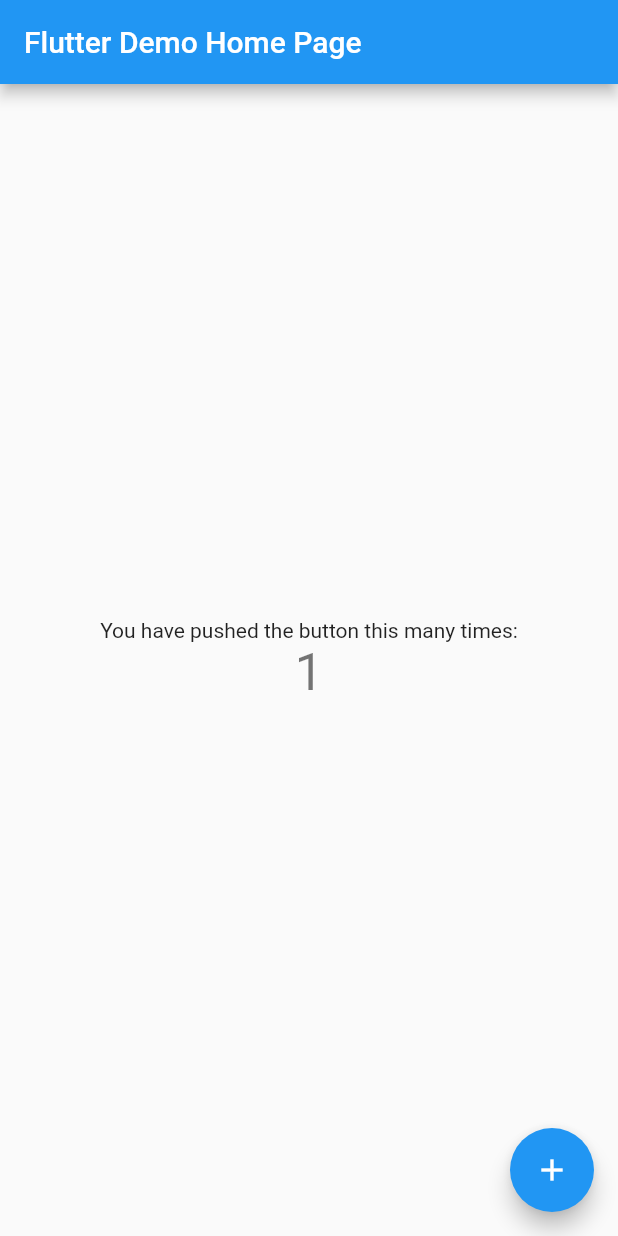
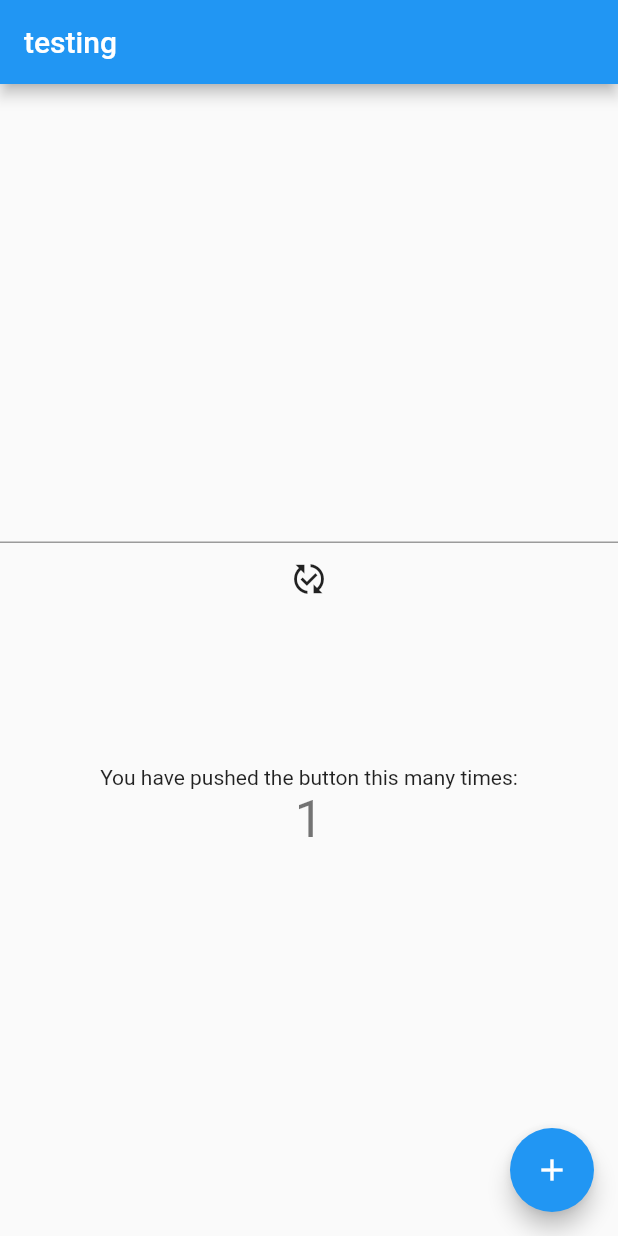
Before and after one commit to mrmcoding88/riverpod-example-1, a Flutter app: the screen it shows after launch, after a tap on the "add" icon, on a phone screen of 412 x 824 dp. Run offline on Flutter 3.47's test engine with Material 2 defaults, Android fonts, the phone set to English and light mode, and no system bars; our stand-ins replace flutter_hooks, hooks_riverpod, riverpod_annotation; generated files the repository leaves out were written again.

Commit message:
feat: use riverpod

```diff
--- a/lib/feautures/home_page/home_page_notifier.dart
+++ b/lib/feautures/home_page/home_page_notifier.dart
@@ -1,13 +1,20 @@
 import 'package:riverpod_annotation/riverpod_annotation.dart';
+import 'package:test_riverpod/feautures/home_page/model/home_page_state.dart';
 
 part 'home_page_notifier.g.dart';
 
 @riverpod
 class HomePageNotifier extends _$HomePageNotifier {
   @override
-  int build() {
-    return 0;
+  HomePageState build() {
+    return HomePageState.initial;
   }
 
-  void increment() => state++;
+  void increment() {
+    state = state.copyWith(counter: state.counter + 1);
+  }
+
+  void changeTitle(String newTitle) {
+    state = state.copyWith(title: newTitle);
+  }
 }
--- a/lib/feautures/home_page/home_page_view.dart
+++ b/lib/feautures/home_page/home_page_view.dart
@@ -1,60 +1,51 @@
 import 'package:flutter/material.dart';
+import 'package:flutter_hooks/flutter_hooks.dart';
 import 'package:hooks_riverpod/hooks_riverpod.dart';
 
 import 'home_page_notifier.dart';
 
-
-
-
-
 class HomePage extends HookConsumerWidget {
-  final String title;
-
-  const HomePage({super.key, required this.title});
+  const HomePage({super.key});
   @override
   Widget build(BuildContext context, WidgetRef ref) {
-    final state = ref.watch(homePageNotifierProvider);
-    final notifier = ref.watch(homePageNotifierProvider.notifier);
+    final homePageState = ref.watch(homePageNotifierProvider);
+    final homePageNotifier = ref.read(homePageNotifierProvider.notifier);
+
+    final titleController = useTextEditingController();
+    final titleValue = useValueListenable(titleController).text;
+
     return Scaffold(
       appBar: AppBar(
-        // Here we take the value from the MyHomePage object that was created by
-        // the App.build method, and use it to set our appbar title.
-        title: Text(title),
+        title: Text(homePageState.title),
       ),
       body: Center(
-          // Center is a layout widget. It takes a single child and positions it
-          // in the middle of the parent.
           child: Column(
-        // Column is also a layout widget. It takes a list of children and
-        // arranges them vertically. By default, it sizes itself to fit its
-        // children horizontally, and tries to be as tall as its parent.
-        //
-        // Invoke "debug painting" (press "p" in the console, choose the
-        // "Toggle Debug Paint" action from the Flutter Inspector in Android
-        // Studio, or the "Toggle Debug Paint" command in Visual Studio Code)
-        // to see the wireframe for each widget.
-        //
-        // Column has various properties to control how it sizes itself and
-        // how it positions its children. Here we use mainAxisAlignment to
-        // center the children vertically; the main axis here is the vertical
-        // axis because Columns are vertical (the cross axis would be
-        // horizontal).
         mainAxisAlignment: MainAxisAlignment.center,
         children: <Widget>[
+          TextField(
+            controller: titleController,
+          ),
+          IconButton(
+            onPressed: () => homePageNotifier.changeTitle(titleValue),
+            icon: const Icon(Icons.published_with_changes),
+          ),
+          const SizedBox(
+            height: 100,
+          ),
           const Text(
             'You have pushed the button this many times:',
           ),
           Text(
-            '$state',
+            '${homePageState.counter}',
             style: Theme.of(context).textTheme.headlineMedium,
           ),
         ],
       )),
       floatingActionButton: FloatingActionButton(
-        onPressed: notifier.increment,
+        onPressed: homePageNotifier.increment,
         tooltip: 'Increment',
         child: const Icon(Icons.add),
-      ), // This trailing comma makes auto-formatting nicer for build methods.
+      ),
     );
   }
 }
--- /dev/null
+++ b/lib/feautures/home_page/model/home_page_state.dart
@@ -0,0 +1,15 @@
+class HomePageState {
+  final String title;
+  final int counter;
+  const HomePageState({required this.title, required this.counter});
+
+  HomePageState copyWith({String? title, int? counter}) {
+    return HomePageState(
+        title: title ?? this.title, counter: counter ?? this.counter);
+  }
+
+  static const initial = HomePageState(
+    title: 'testing',
+    counter: 0,
+  );
+}
--- a/lib/main.dart
+++ b/lib/main.dart
@@ -15,19 +15,11 @@ class MyApp extends StatelessWidget {
   Widget build(BuildContext context) {
     return MaterialApp(
       title: 'Flutter Demo',
+      debugShowCheckedModeBanner: false,
       theme: ThemeData(
-        // This is the theme of your application.
-        //
-        // Try running your application with "flutter run". You'll see the
-        // application has a blue toolbar. Then, without quitting the app, try
-        // changing the primarySwatch below to Colors.green and then invoke
-        // "hot reload" (press "r" in the console where you ran "flutter run",
-        // or simply save your changes to "hot reload" in a Flutter IDE).
-        // Notice that the counter didn't reset back to zero; the application
-        // is not restarted.
         primarySwatch: Colors.blue,
       ),
-      home: const HomePage(title: 'Flutter Demo Home Page'),
+      home: const HomePage(),
     );
   }
 }
--- a/pubspec.yaml
+++ b/pubspec.yaml
@@ -37,6 +37,7 @@ dependencies:
   hooks_riverpod: ^2.3.2
   freezed_annotation: ^2.2.0
   riverpod_annotation: ^2.0.2
+  flutter_hooks: ^0.18.6
 
 dev_dependencies:
   flutter_test:
```
Also changed, not shown: lib/feautures/home_page/home_page_notifier.g.dart, pubspec.lock.
